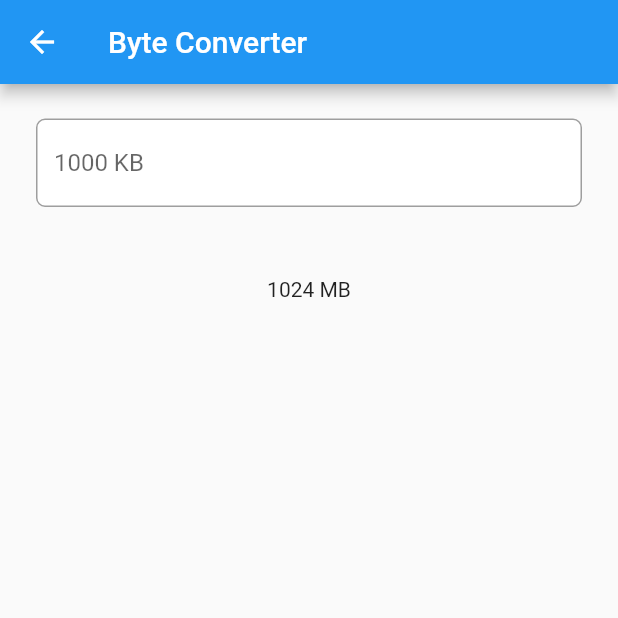
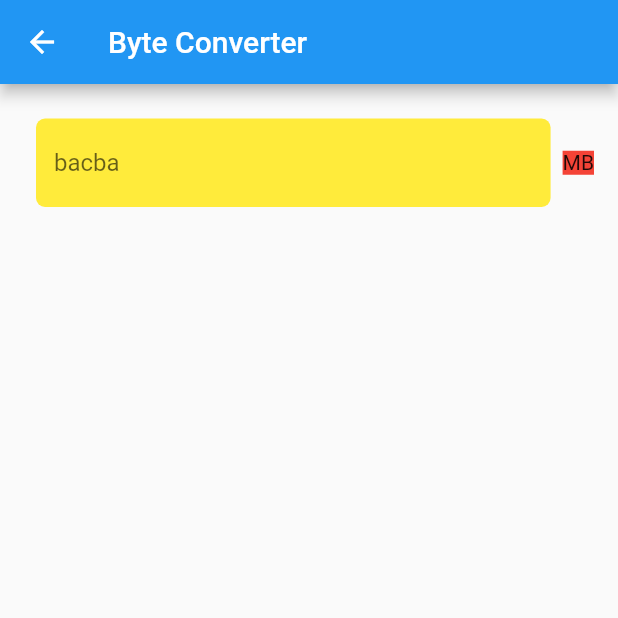
Before and after one commit to sachin-sivadasan/Inception, a Flutter app: the ConverterView screen opened by its route, on a phone screen of 412 x 824 dp, the top half of it. Run offline on Flutter 3.47's test engine with Material 2 defaults, Android fonts, the phone set to English and light mode, and no system bars; our stand-ins replace fluttertoast, share; statements that could not run were skipped.

Commit message:
initial commit

```diff
--- a/lib/pages/ByteConverterView/ByteConverterView.dart
+++ b/lib/pages/ByteConverterView/ByteConverterView.dart
@@ -1,20 +1,5 @@
 import 'package:flutter/material.dart';
-
-class ByteConverterView extends StatelessWidget {
-  @override
-  Widget build(BuildContext context) {
-    return Scaffold(
-      appBar: AppBar(
-        title: Text('Byte Converter'),
-      ),
-      body: Container(
-        child: Column(
-          children: [],
-        ),
-      ),
-    );
-  }
-}
+import '../../widgets/TextBar/TextBar.dart';
 
 class ConverterView extends StatefulWidget {
   @override
@@ -30,34 +15,36 @@ class _ConverterViewState extends State<ConverterView> {
   @override
   Widget build(BuildContext context) {
     return Scaffold(
-      appBar: AppBar(
-        title: Text('Byte Converter'),
-      ),
-      body: Container(
-        padding: EdgeInsets.all(16.0),
-        child: Column(
-          children: [
-            Container(
-              margin:
-                  EdgeInsets.only(top: 7.0, bottom: 7.0, left: 8.0, right: 8.0),
-              decoration: BoxDecoration(
-                  color: Colors.white,
-                  borderRadius: BorderRadius.circular(6.0)),
-              child: TextField(
-                  decoration: InputDecoration(
-                      hintText: '1000 KB',
-                      border: OutlineInputBorder(
-                        borderRadius: BorderRadius.all(Radius.circular(6.0)),
-                      )),
-                  keyboardType: TextInputType.number),
-            ),
-            Container(
-              padding: EdgeInsets.fromLTRB(0.0, 40.0, 0.0, 0.0),
-              child: Text("1024 MB"),
-            )
-          ],
+        appBar: AppBar(
+          title: Text('Byte Converter'),
         ),
-      ),
-    );
+        body: TextBar(null, null)
+        // body: Container(
+        //   padding: EdgeInsets.all(16.0),
+        //   child: Column(
+        //     children: [
+        //       Container(
+        //         margin:
+        //             EdgeInsets.only(top: 7.0, bottom: 7.0, left: 8.0, right: 8.0),
+        //         decoration: BoxDecoration(
+        //             color: Colors.white,
+        //             borderRadius: BorderRadius.circular(6.0)),
+        //         child: TextField(
+        //             decoration: InputDecoration(
+        //                 labelText: 'bacba',
+        //                 hintText: 'bacba',
+        //                 border: OutlineInputBorder(
+        //                   borderRadius: BorderRadius.all(Radius.circular(6.0)),
+        //                 )),
+        //             keyboardType: TextInputType.number),
+        //       ),
+        //       Container(
+        //         padding: EdgeInsets.fromLTRB(0.0, 40.0, 0.0, 0.0),
+        //         child: Text("1024 MB"),
+        //       )
+        //     ],
+        //   ),
+        // ),
+        );
   }
 }
--- /dev/null
+++ b/lib/widgets/TextBar/TextBar.dart
@@ -0,0 +1,51 @@
+import 'package:flutter/material.dart';
+
+class TextBar extends StatelessWidget {
+  final onTap;
+  final String option;
+  TextBar(this.onTap, this.option);
+  @override
+  Widget build(BuildContext context) {
+    return Container(
+      padding: EdgeInsets.all(16.0),
+      child: Row(
+        children: [
+          Expanded(
+            child: Container(
+              decoration: BoxDecoration(
+                  color: Colors.yellow,
+                  borderRadius: BorderRadius.circular(6.0)),
+              margin:
+                  EdgeInsets.only(top: 7.0, bottom: 7.0, left: 8.0, right: 8.0),
+              child: TextField(
+                  decoration: InputDecoration(
+                    hintText: 'bacba',
+                    enabledBorder: OutlineInputBorder(
+                        borderRadius: BorderRadius.all(Radius.circular(6.0)),
+                        borderSide:
+                            BorderSide(width: 0.0, color: Colors.transparent)),
+                    focusedBorder: OutlineInputBorder(
+                        borderRadius: BorderRadius.all(Radius.circular(6.0)),
+                        borderSide:
+                            BorderSide(width: 0.0, color: Colors.transparent)),
+                  ),
+                  keyboardType: TextInputType.number),
+            ),
+          ),
+          // GestureDetector(
+          //   onTap: () => {},
+          // child:
+          // Expanded(
+          // child:
+          Container(
+            decoration: BoxDecoration(color: Colors.red),
+            // padding: EdgeInsets.fromLTRB(0.0, 0.0, 0.0, 0.0),
+            child: Text('MB'),
+          ),
+          // )
+          // )
+        ],
+      ),
+    );
+  }
+}
```
